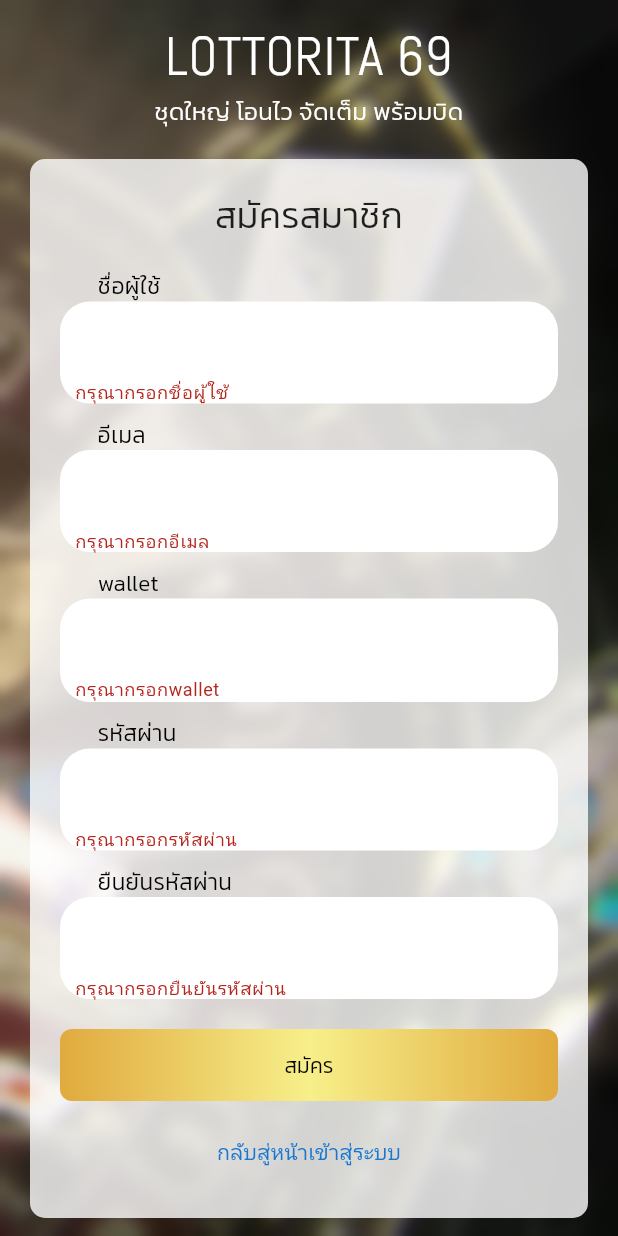
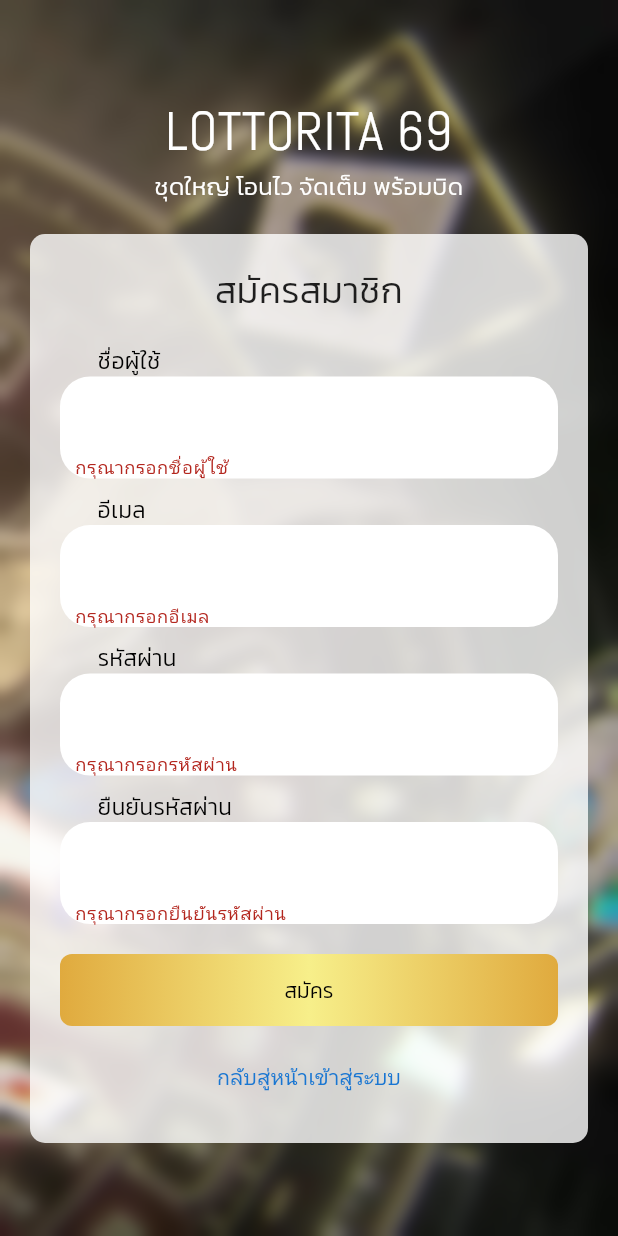
Before and after one commit to 65011212003/lottorita888, a Flutter app: the RegisterScreen screen opened directly, after a tap on "สมัคร", on a phone screen of 412 x 824 dp. Run offline on Flutter 3.47's test engine with Material 3 defaults, Android fonts, the phone set to English and light mode, and no system bars; our stand-ins replace flutter_staggered_animations.

Commit message:
Update register.dart

```diff
--- a/lib/register.dart
+++ b/lib/register.dart
@@ -57,7 +57,6 @@ class _RegisterScreenState extends State<RegisterScreen> {
             _usernameController.text,
             _emailController.text,
             _passwordController.text,
-            int.parse(_walletController.text),
           );
           ScaffoldMessenger.of(context).showSnackBar(
             const SnackBar(content: Text('สมัครสมาชิกสำเร็จ')),
@@ -140,8 +139,6 @@ class _RegisterScreenState extends State<RegisterScreen> {
                               _buildTextField('ชื่อผู้ใช้', _usernameController),
                               const SizedBox(height: 10),
                               _buildTextField('อีเมล', _emailController, keyboardType: TextInputType.emailAddress),
-                              const SizedBox(height: 10),
-                              _buildTextField('wallet', _walletController, keyboardType: TextInputType.number),
                               const SizedBox(height: 10),
                               _buildTextField('รหัสผ่าน', _passwordController, isPassword: true),
                               const SizedBox(height: 10),
```
